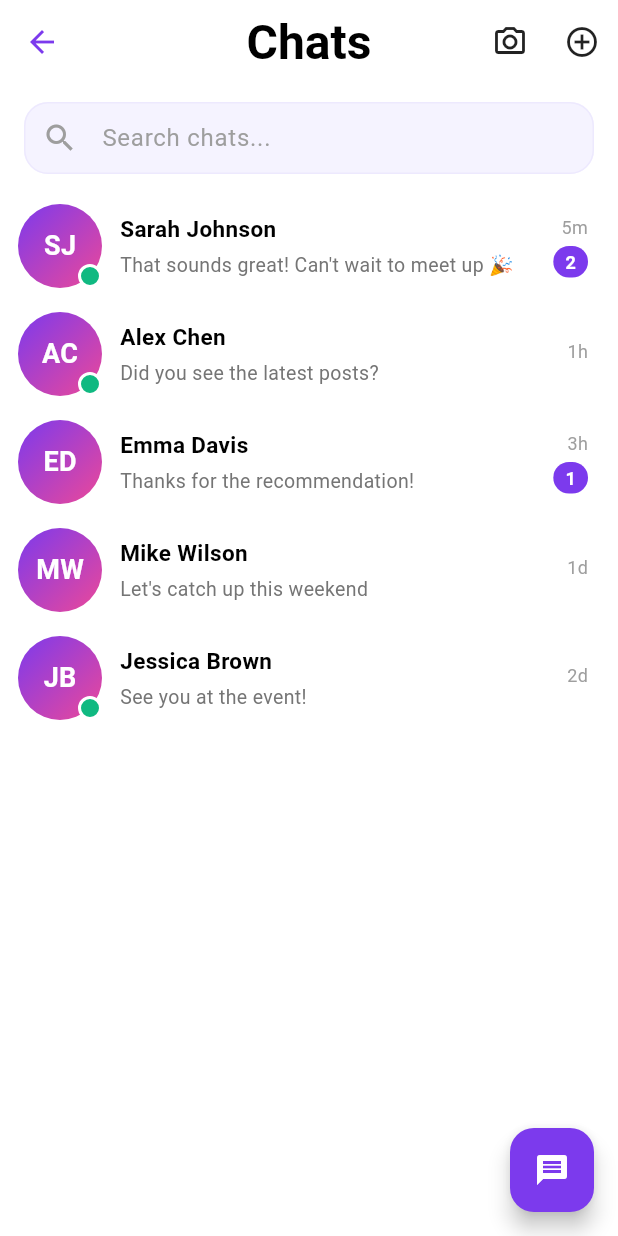
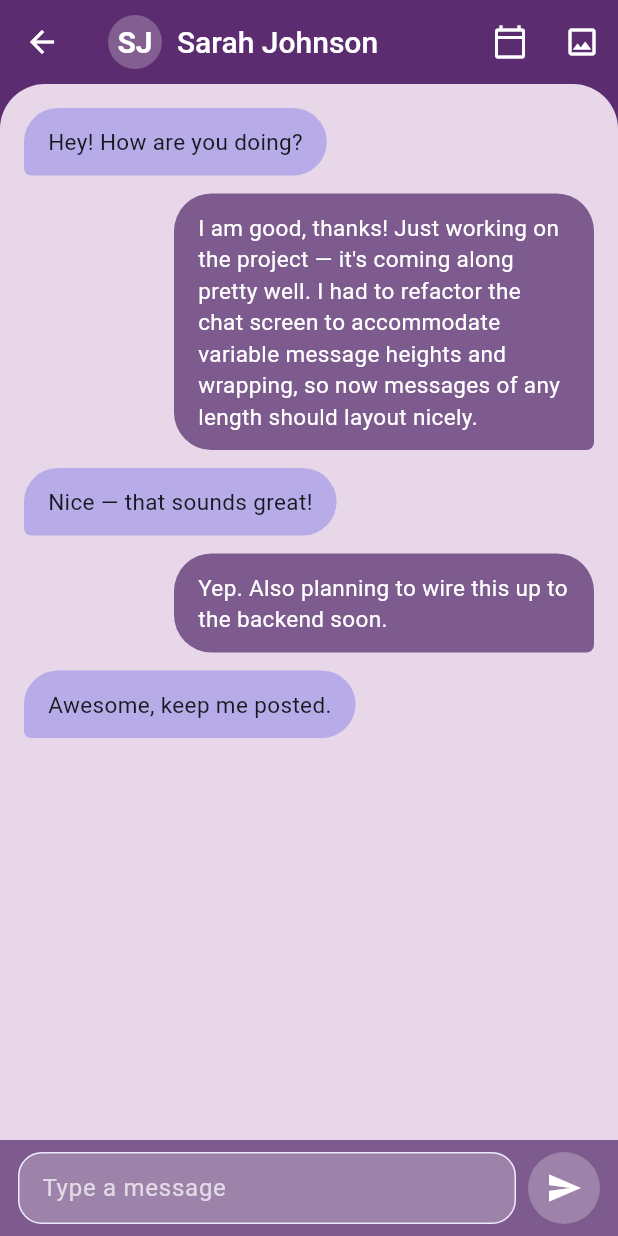
Before and after one commit to Viraj217/Unihacks_Blitzkrieg_3, a Flutter app: the ChatPage screen opened directly, after a tap on "SJ", on a phone screen of 412 x 824 dp. Run offline on Flutter 3.47's test engine with Material 3 defaults, Android fonts, the phone set to English and light mode, and no system bars; our stand-ins replace google_nav_bar, line_icons, lottie.

Commit message:
Individual chats

```diff
--- a/blitzkrieg/lib/pages/chat_page.dart
+++ b/blitzkrieg/lib/pages/chat_page.dart
@@ -1,4 +1,5 @@
 import 'package:flutter/material.dart';
+import 'individual_chat.dart';
 
 class ChatPage extends StatefulWidget {
   const ChatPage({super.key});
@@ -263,7 +264,17 @@ class _ChatPageState extends State<ChatPage> {
     return Material(
       color: Colors.transparent,
       child: InkWell(
-        onTap: () {},
+        onTap: () {
+          Navigator.push(
+            context,
+            MaterialPageRoute(
+              builder: (context) => ChatScreen(
+                name: conversation.name,
+                avatar: conversation.avatar,
+              ),
+            ),
+          );
+        },
         child: Padding(
           padding: const EdgeInsets.symmetric(horizontal: 12, vertical: 8),
           child: Row(
--- /dev/null
+++ b/blitzkrieg/lib/pages/individual_chat.dart
@@ -0,0 +1,212 @@
+import 'package:flutter/material.dart';
+
+class ChatScreen extends StatefulWidget {
+  final String name;
+  final String avatar;
+  final List<String>? initialMessages;
+
+  const ChatScreen({Key? key, required this.name, required this.avatar, this.initialMessages}) : super(key: key);
+
+  @override
+  State<ChatScreen> createState() => _ChatScreenState();
+}
+
+class _Message {
+  final String text;
+  final bool isMe;
+  _Message(this.text, this.isMe);
+}
+
+class _ChatScreenState extends State<ChatScreen> {
+  late List<_Message> _messages;
+  final TextEditingController _inputController = TextEditingController();
+  final ScrollController _scrollController = ScrollController();
+
+  @override
+  void initState() {
+    super.initState();
+    final initial = widget.initialMessages ?? _sampleMessages();
+    // mark alternating messages as other/me for demo
+    _messages = List<_Message>.generate(
+      initial.length,
+      (i) => _Message(initial[i], i % 2 == 1),
+    );
+    // wait a frame then scroll to bottom
+    WidgetsBinding.instance.addPostFrameCallback((_) => _scrollToBottom());
+  }
+
+  @override
+  void dispose() {
+    _inputController.dispose();
+    _scrollController.dispose();
+    super.dispose();
+  }
+
+  void _sendMessage() {
+    final text = _inputController.text.trim();
+    if (text.isEmpty) return;
+    setState(() {
+      _messages.add(_Message(text, true));
+    });
+    _inputController.clear();
+    WidgetsBinding.instance.addPostFrameCallback((_) => _scrollToBottom());
+  }
+
+  void _scrollToBottom() {
+    if (!_scrollController.hasClients) return;
+    _scrollController.animateTo(
+      _scrollController.position.maxScrollExtent,
+      duration: const Duration(milliseconds: 300),
+      curve: Curves.easeOut,
+    );
+  }
+
+  @override
+  Widget build(BuildContext context) {
+    return Scaffold(
+      backgroundColor: const Color(0xFF5B2C6F),
+      appBar: AppBar(
+        backgroundColor: const Color(0xFF5B2C6F),
+        elevation: 0,
+        leading: IconButton(
+          icon: const Icon(Icons.arrow_back, color: Colors.white),
+          onPressed: () => Navigator.pop(context),
+        ),
+        title: Row(
+          children: [
+            Container(
+              width: 36,
+              height: 36,
+              decoration: const BoxDecoration(
+                shape: BoxShape.circle,
+                color: Colors.white24,
+              ),
+              alignment: Alignment.center,
+              child: Text(
+                widget.avatar,
+                style: const TextStyle(color: Colors.white, fontWeight: FontWeight.bold),
+              ),
+            ),
+            const SizedBox(width: 10),
+            Text(
+              widget.name,
+              style: const TextStyle(
+                color: Colors.white,
+                fontSize: 20,
+                fontWeight: FontWeight.w500,
+              ),
+            ),
+          ],
+        ),
+        actions: [
+          IconButton(
+            icon: const Icon(Icons.calendar_today_outlined, color: Colors.white),
+            onPressed: () {},
+          ),
+          IconButton(
+            icon: const Icon(Icons.photo_outlined, color: Colors.white),
+            onPressed: () {},
+          ),
+        ],
+      ),
+      body: Column(
+        children: [
+          Expanded(
+            child: Container(
+              decoration: const BoxDecoration(
+                color: Color(0xFFE8D7E8),
+                borderRadius: BorderRadius.only(
+                  topLeft: Radius.circular(30),
+                  topRight: Radius.circular(30),
+                ),
+              ),
+              child: ListView.builder(
+                controller: _scrollController,
+                padding: const EdgeInsets.all(16),
+                itemCount: _messages.length,
+                itemBuilder: (context, index) {
+                  final m = _messages[index];
+                  return Padding(
+                    padding: const EdgeInsets.only(bottom: 12),
+                    child: _buildMessageBubble(isMe: m.isMe, message: m.text),
+                  );
+                },
+              ),
+            ),
+          ),
+          Container(
+            padding: const EdgeInsets.symmetric(horizontal: 12, vertical: 8),
+            color: const Color(0xFF7E5B8F),
+            child: Row(
+              children: [
+                Expanded(
+                  child: TextField(
+                    controller: _inputController,
+                    onSubmitted: (_) => _sendMessage(),
+                    decoration: InputDecoration(
+                      hintText: 'Type a message',
+                      hintStyle: const TextStyle(color: Colors.white70),
+                      filled: true,
+                      fillColor: Colors.white24,
+                      contentPadding: const EdgeInsets.symmetric(horizontal: 12, vertical: 8),
+                      border: OutlineInputBorder(
+                        borderRadius: BorderRadius.circular(24),
+                        borderSide: BorderSide.none,
+                      ),
+                    ),
+                    style: const TextStyle(color: Colors.white),
+                  ),
+                ),
+                const SizedBox(width: 8),
+                Container(
+                  decoration: const BoxDecoration(
+                    shape: BoxShape.circle,
+                    color: Colors.white24,
+                  ),
+                  child: IconButton(
+                    icon: const Icon(Icons.send, color: Colors.white),
+                    onPressed: _sendMessage,
+                  ),
+                ),
+              ],
+            ),
+          ),
+        ],
+      ),
+    );
+  }
+
+  Widget _buildMessageBubble({required bool isMe, required String message}) {
+    return Align(
+      alignment: isMe ? Alignment.centerRight : Alignment.centerLeft,
+      child: Container(
+        constraints: const BoxConstraints(maxWidth: 280),
+        padding: const EdgeInsets.symmetric(horizontal: 16, vertical: 12),
+        decoration: BoxDecoration(
+          color: isMe ? const Color(0xFF7E5B8F) : const Color(0xFFB8ACE8),
+          borderRadius: BorderRadius.only(
+            topLeft: const Radius.circular(25),
+            topRight: const Radius.circular(25),
+            bottomLeft: isMe ? const Radius.circular(25) : const Radius.circular(5),
+            bottomRight: isMe ? const Radius.circular(5) : const Radius.circular(25),
+          ),
+        ),
+        child: Text(
+          message,
+          style: TextStyle(
+            color: isMe ? Colors.white : Colors.black87,
+            fontSize: 15,
+          ),
+        ),
+      ),
+    );
+  }
+
+  List<String> _sampleMessages() => [
+        'Hey! How are you doing?',
+        'I am good, thanks! Just working on the project — it\'s coming along pretty well. I had to refactor the chat screen to accommodate variable message heights and wrapping, so now messages of any length should layout nicely.',
+        'Nice — that sounds great!',
+        'Yep. Also planning to wire this up to the backend soon.',
+        'Awesome, keep me posted.',
+      ];
+}
```
